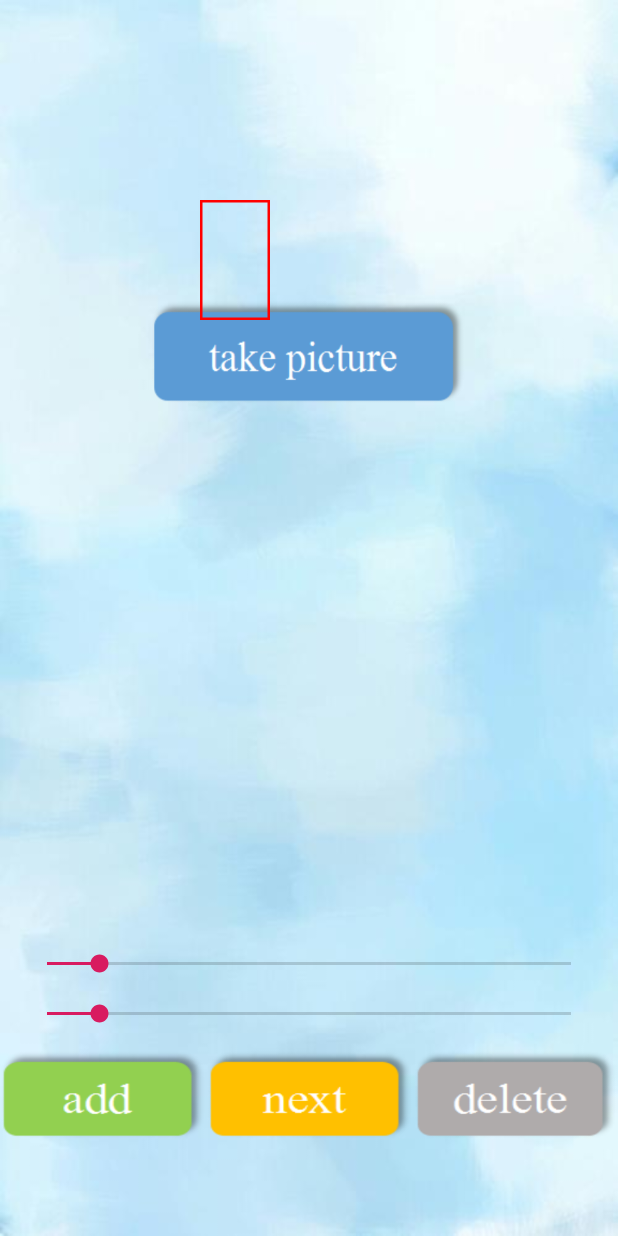
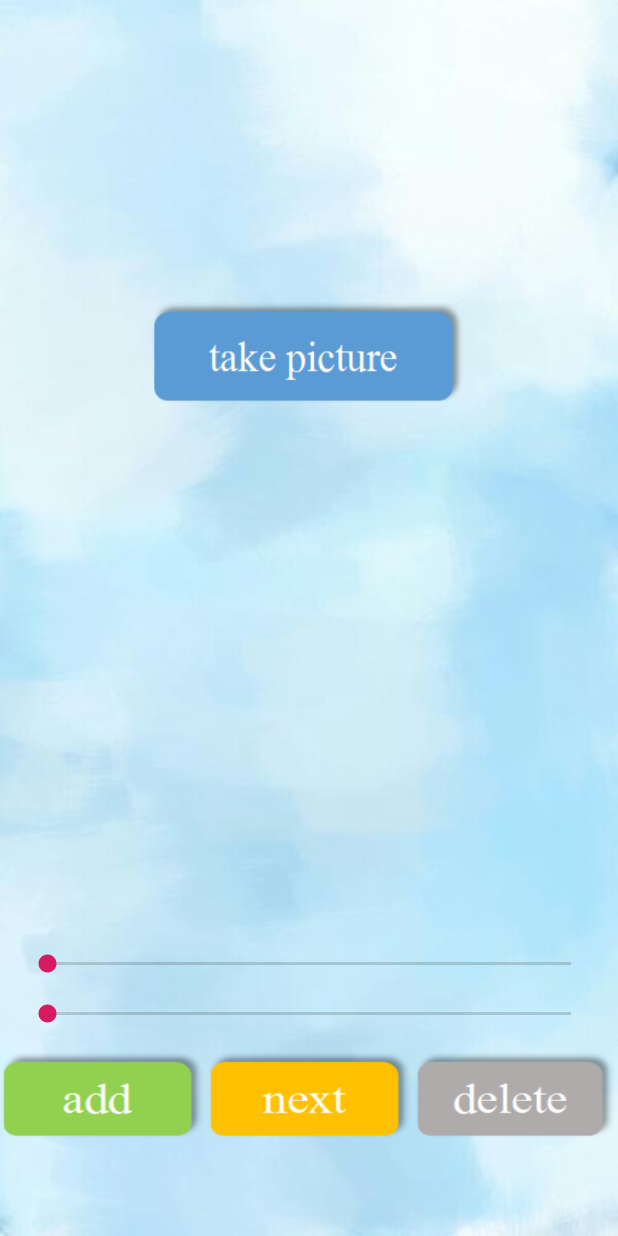
Before and after one commit to liangshanhero/QuantitativeDetectSystem, an Android app: the FunctionSampleActivity screen opened directly, with no data from a screen before it, after a tap on an icon or button, on a phone screen of 412 x 824 dp. Run offline under Robolectric (Android 15) with nearby library versions, the phone set to English and light mode, and no system bars; 3 statements that could not run were skipped.

Commit message:
每次选中markView后seekBar设置为该markView的长宽

```diff
--- a/app/src/main/java/com/example/quantitativedetect/Activity/FunctionSampleActivity.java
+++ b/app/src/main/java/com/example/quantitativedetect/Activity/FunctionSampleActivity.java
@@ -117,7 +117,7 @@ public class FunctionSampleActivity extends MainActivity {
 //        seekBar与MarkView的宽高对应
 //        width=70,height=120,leftMargin=topMargin=200
 
-        seekBarWidth.setProgress(10);
+        seekBarWidth.setProgress(8);
         seekBarHeight.setProgress(40);
         addMarkView(new View(this));
 //        似乎没有什么用，暂时屏蔽
@@ -126,8 +126,8 @@ public class FunctionSampleActivity extends MainActivity {
     private void seekBarInit(){
         seekBarHeight = findViewById(R.id.seekBar_h);
         seekBarWidth = findViewById(R.id.seekBar_w);
-        seekBarWidth.setProgress(10);
-        seekBarHeight.setProgress(10);
+        seekBarWidth.setProgress(0);
+        seekBarHeight.setProgress(0);
 
 
         seekBarWidth.setOnSeekBarChangeListener(new SeekBar.OnSeekBarChangeListener() {
@@ -219,8 +219,9 @@ public class FunctionSampleActivity extends MainActivity {
         MarkView markView = relativeLayout.findViewById(ID);
         markView.onSelected();
 
-//        seekBarWidth.setProgress(markView.getLayoutParams().height/(screenHeight/100));
-//        seekBarHeight.setProgress(markView.getLayoutParams().width/(screenWidth/100));
+        seekBarWidth.setProgress(markView.getLayoutParams().width/(imageDisplayAreaWidth/100));
+        seekBarHeight.setProgress(markView.getLayoutParams().height/(imageDisplayAreaHeight/100));
+
 //        seekBarH.setProgress(markView.getHeight()/screenHeight*150);
 //        seekBarW.setProgress(markView.getWidth()/screenWidth*150);
     }
@@ -239,11 +240,6 @@ public class FunctionSampleActivity extends MainActivity {
         if(viewId != 0)
             onSelected(viewId);
     }
-    //添加标识圈
-//    public void addMark(int x, int y, int width, int height){
-//
-//
-//    }
 
     public void addMarkView(View view){
         View testView = new View(this);
@@ -255,16 +251,15 @@ public class FunctionSampleActivity extends MainActivity {
 //        TODO 2021-0316 markView的adapted* 属性放到这里来添加
 
         RelativeLayout.LayoutParams layoutParams = new RelativeLayout.LayoutParams(ViewGroup.LayoutParams.WRAP_CONTENT, ViewGroup.LayoutParams.WRAP_CONTENT);
-//        layoutParams.width = seekBarWidth;
-//        layoutParams.height = seekBarHeight;
-
-        layoutParams.width = 70;  //设置宽高
-        layoutParams.height = 120;
+        //通过获取seekBar的比例来设置markView的宽高
+        layoutParams.width = seekBarWidth.getProgress()*(imageDisplayAreaWidth / 100);
+        layoutParams.height = seekBarHeight.getProgress()*(imageDisplayAreaHeight / 100);
         layoutParams.leftMargin = 200;
         layoutParams.topMargin = 200;
 
-        markView.setAdaptedWidth(70);
-        markView.setAdaptedHeight(120);
+        markView.setAdaptedWidth(layoutParams.width);
+        markView.setAdaptedHeight(layoutParams.height);
+
         markView.setLayoutParams(layoutParams);
         markView.setOnTouchListener(moveOnTouchListener);
         relativeLayout.addView(markView);
@@ -290,9 +285,8 @@ public class FunctionSampleActivity extends MainActivity {
     private void sortMarkByX(){
         for(int i = 0;i < markViews.size() - 1;i++)
             for (int j = 0;j < markViews.size() - i - 1;j ++){
-                if(markViews.get(j).getAdaptedX() > markViews.get(j+1).getAdaptedX()){
-//                    if(markViews.get(j).getX() > markViews.get(j+1).getX()){
-
+//                if(markViews.get(j).getAdaptedX() > markViews.get(j+1).getAdaptedX()){
+                    if(markViews.get(j).getX() > markViews.get(j+1).getX()){
                     MarkView markView = markViews.remove(j+1);
                     markViews.add(j,markView);
                 }
--- a/app/src/main/java/com/example/quantitativedetect/service/PictureService.java
+++ b/app/src/main/java/com/example/quantitativedetect/service/PictureService.java
@@ -96,8 +96,8 @@ public class PictureService {
             for (int j=0;j<pixels.length;j++) {
                 double tmpGray;
                 if (FunctionSampleActivity.CHECK_MODE == FunctionSampleActivity.FLUORESCENT_MICROSPHERE){
-                    tmpGray = 255 - Color.red(pixels[j]);
-//                    tmpGray = 255 - Color.green(pixels[j]) + 255 - Color.blue(pixels[j]);
+//                    tmpGray = 255 - Color.red(pixels[j]);
+                    tmpGray = (255 - Color.green(pixels[j]) + 255 - Color.blue(pixels[j]))/2;
                 }
                 else{
                     tmpGray = (255-Color.green(pixels[j]))/2+(255-Color.blue(pixels[j]))/2;
--- a/app/src/main/java/com/example/quantitativedetect/view/GrayCurve.java
+++ b/app/src/main/java/com/example/quantitativedetect/view/GrayCurve.java
@@ -45,7 +45,8 @@ public class GrayCurve extends BaseCoordinate {
 //        this.features = features;
         //TODO CL是偏移量，但不知道具体含义，CL值增大能使得缩略图（AbbreviationCurve）位置降低
         // （或者说是使整个Y轴的范围（0~maxValue）更大，导致曲线的上下边界被压缩至可见，即使曲线的振幅变小？）
-        this.CL = points[featureIndex[0]]+100;
+        this.CL = points[featureIndex[0]]+300;
+//        this.CL = points[featureIndex[0]];
         this.flag = flag;
         if(flag == 0){
             this.zoom = zoom*(width/3-2*pad);
```
